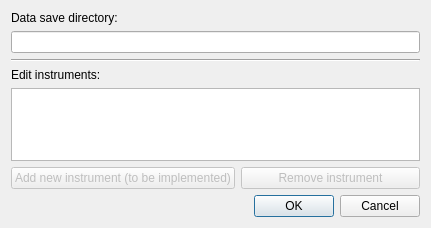
Before: the Qt Designer form res/ui/editInstrumentsDialog.ui in Cardiff-CHFE/InstrumentControl, drawn with Qt 5.
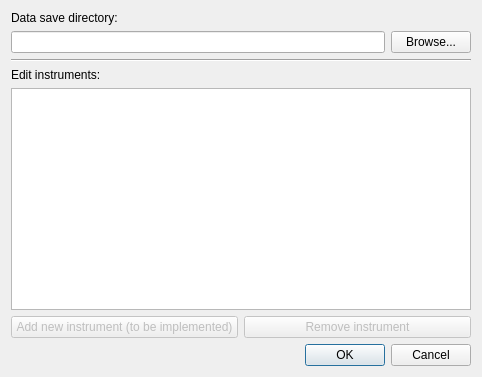
After: the same form once the commit is applied.

Commit message: Add browse button for data directory

What changed in the file:
```diff
--- a/res/ui/editInstrumentsDialog.ui
+++ b/res/ui/editInstrumentsDialog.ui
@@ -6,8 +6,8 @@
    <rect>
     <x>0</x>
     <y>0</y>
-    <width>431</width>
-    <height>228</height>
+    <width>482</width>
+    <height>377</height>
    </rect>
   </property>
   <property name="windowTitle">
@@ -22,11 +22,22 @@
     </widget>
    </item>
    <item>
+    <layout class="QHBoxLayout" name="horizontalLayout_3">
+     <item>
     <widget class="QLineEdit" name="datadir">
      <property name="cursor">
       <cursorShape>IBeamCursor</cursorShape>
      </property>
     </widget>
+     </item>
+     <item>
+      <widget class="QPushButton" name="browseButton">
+       <property name="text">
+        <string>Browse...</string>
+       </property>
+      </widget>
+     </item>
+    </layout>
    </item>
    <item>
     <widget class="Line" name="line">
```
Lines whose indentation alone changed are shown as unchanged. The commit also changes 2 other files.
